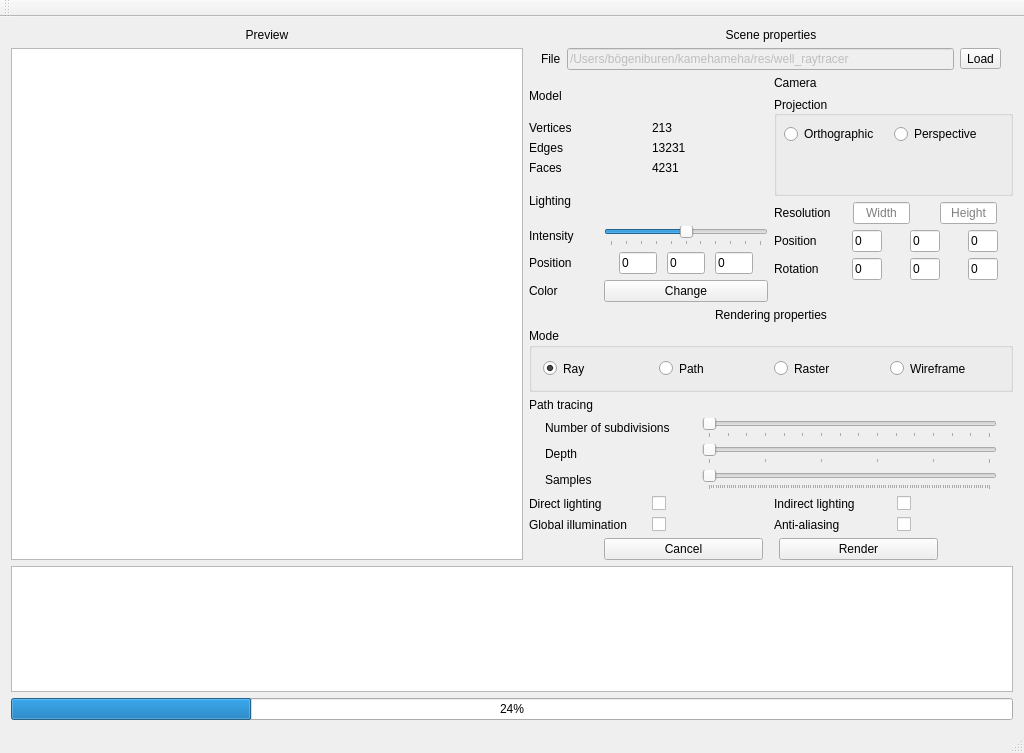
Old version of the form mainwindow.ui in the repository miht/Kamehameha.
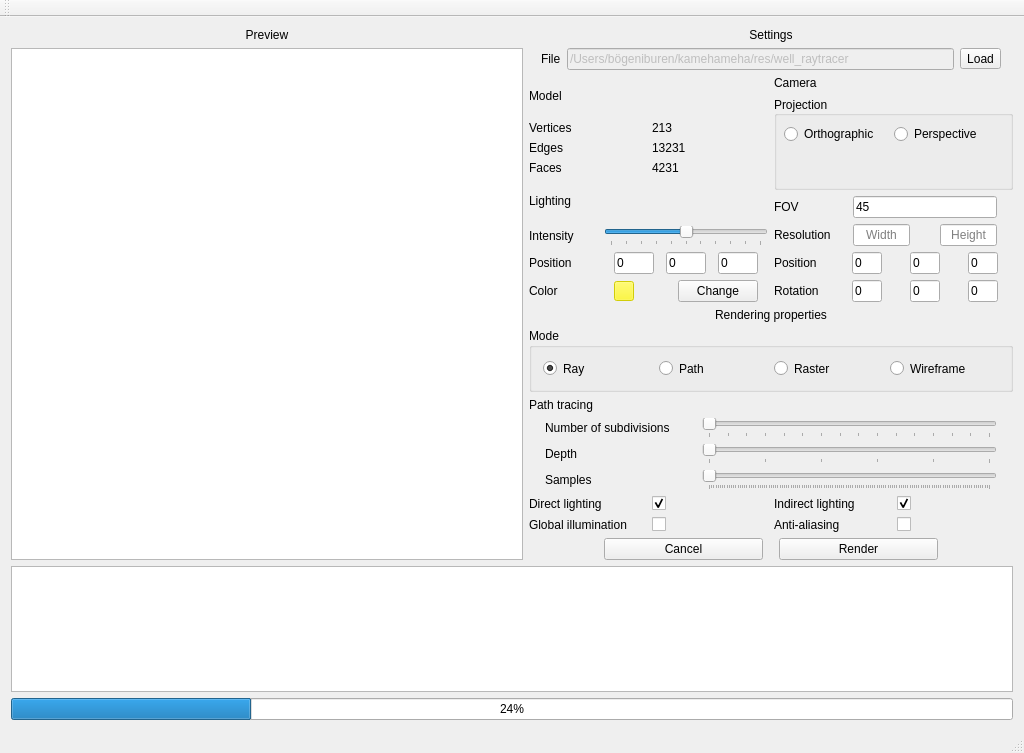
New version of the form.

Patch:
```diff
--- a/mainwindow.ui
+++ b/mainwindow.ui
@@ -14,8 +14,8 @@
    <string>MainWindow</string>
   </property>
   <widget class="QWidget" name="centralWidget">
-   <layout class="QVBoxLayout" name="verticalLayout_3">
-    <item>
+   <layout class="QGridLayout" name="gridLayout_15">
+    <item row="0" column="0">
      <layout class="QVBoxLayout" name="verticalLayout" stretch="3,1,0,0">
       <property name="sizeConstraint">
        <enum>QLayout::SetDefaultConstraint</enum>
@@ -72,7 +72,7 @@
              </size>
             </property>
             <property name="text">
-             <string>Scene properties</string>
+             <string>Settings</string>
             </property>
             <property name="alignment">
              <set>Qt::AlignCenter</set>
@@ -130,7 +130,7 @@
                  <number>6</number>
                 </property>
                 <item row="2" column="1">
-                 <widget class="QLabel" name="label_faces">
+                 <widget class="QLabel" name="lbl_faces">
                   <property name="text">
                    <string>4231</string>
                   </property>
@@ -144,7 +144,7 @@
                  </widget>
                 </item>
                 <item row="0" column="1">
-                 <widget class="QLabel" name="label_objects">
+                 <widget class="QLabel" name="lbl_vertices">
                   <property name="text">
                    <string>213</string>
                   </property>
@@ -188,10 +188,10 @@
                 <item row="1" column="1">
                  <layout class="QGridLayout" name="gridLayout_5">
                   <property name="leftMargin">
-                   <number>15</number>
+                   <number>10</number>
                   </property>
                   <property name="rightMargin">
-                   <number>15</number>
+                   <number>10</number>
                   </property>
                   <property name="verticalSpacing">
                    <number>6</number>
@@ -248,13 +248,6 @@
                   </item>
                  </layout>
                 </item>
-                <item row="2" column="1">
-                 <widget class="QPushButton" name="pushButton">
-                  <property name="text">
-                   <string>Change</string>
-                  </property>
-                 </widget>
-                </item>
                 <item row="1" column="0">
                  <widget class="QLabel" name="label_26">
                   <property name="text">
@@ -262,20 +255,6 @@
                   </property>
                  </widget>
                 </item>
-                <item row="2" column="0">
-                 <widget class="QLabel" name="label_25">
-                  <property name="text">
-                   <string>Color</string>
-                  </property>
-                 </widget>
-                </item>
-                <item row="0" column="0">
-                 <widget class="QLabel" name="label_19">
-                  <property name="text">
-                   <string>Intensity</string>
-                  </property>
-                 </widget>
-                </item>
                 <item row="0" column="1">
                  <widget class="QSlider" name="Slider_intensity">
                   <property name="maximum">
@@ -295,6 +274,496 @@
                   </property>
                  </widget>
                 </item>
+                <item row="2" column="0">
+                 <widget class="QLabel" name="label_25">
+                  <property name="text">
+                   <string>Color</string>
+                  </property>
+                 </widget>
+                </item>
+                <item row="0" column="0">
+                 <widget class="QLabel" name="label_19">
+                  <property name="text">
+                   <string>Intensity</string>
+                  </property>
+                 </widget>
+                </item>
+                <item row="2" column="1">
+                 <layout class="QGridLayout" name="gridLayout_14">
+                  <property name="leftMargin">
+                   <number>10</number>
+                  </property>
+                  <property name="rightMargin">
+                   <number>10</number>
+                  </property>
+                  <item row="1" column="0">
+                   <widget class="QPushButton" name="btn_lightColor">
+                    <property name="enabled">
+                     <bool>false</bool>
+                    </property>
+                    <property name="sizePolicy">
+                     <sizepolicy hsizetype="Fixed" vsizetype="Fixed">
+                      <horstretch>0</horstretch>
+                      <verstretch>0</verstretch>
+                     </sizepolicy>
+                    </property>
+                    <property name="minimumSize">
+                     <size>
+                      <width>20</width>
+                      <height>20</height>
+                     </size>
+                    </property>
+                    <property name="maximumSize">
+                     <size>
+                      <width>20</width>
+                      <height>20</height>
+                     </size>
+                    </property>
+                    <property name="palette">
+                     <palette>
+                      <active>
+                       <colorrole role="WindowText">
+                        <brush brushstyle="SolidPattern">
+                         <color alpha="255">
+                          <red>0</red>
+                          <green>0</green>
+                          <blue>0</blue>
+                         </color>
+                        </brush>
+                       </colorrole>
+                       <colorrole role="Button">
+                        <brush brushstyle="SolidPattern">
+                         <color alpha="255">
+                          <red>255</red>
+                          <green>250</green>
+                          <blue>10</blue>
+                         </color>
+                        </brush>
+                       </colorrole>
+                       <colorrole role="Light">
+                        <brush brushstyle="SolidPattern">
+                         <color alpha="255">
+                          <red>255</red>
+                          <green>253</green>
+                          <blue>138</blue>
+                         </color>
+                        </brush>
+                       </colorrole>
+                       <colorrole role="Midlight">
+                        <brush brushstyle="SolidPattern">
+                         <color alpha="255">
+                          <red>255</red>
+                          <green>251</green>
+                          <blue>74</blue>
+                         </color>
+                        </brush>
+                       </colorrole>
+                       <colorrole role="Dark">
+                        <brush brushstyle="SolidPattern">
+                         <color alpha="255">
+                          <red>127</red>
+                          <green>125</green>
+                          <blue>5</blue>
+                         </color>
+                        </brush>
+                       </colorrole>
+                       <colorrole role="Mid">
+                        <brush brushstyle="SolidPattern">
+                         <color alpha="255">
+                          <red>170</red>
+                          <green>166</green>
+                          <blue>6</blue>
+                         </color>
+                        </brush>
+                       </colorrole>
+                       <colorrole role="Text">
+                        <brush brushstyle="SolidPattern">
+                         <color alpha="255">
+                          <red>0</red>
+                          <green>0</green>
+                          <blue>0</blue>
+                         </color>
+                        </brush>
+                       </colorrole>
+                       <colorrole role="BrightText">
+                        <brush brushstyle="SolidPattern">
+                         <color alpha="255">
+                          <red>255</red>
+                          <green>255</green>
+                          <blue>255</blue>
+                         </color>
+                        </brush>
+                       </colorrole>
+                       <colorrole role="ButtonText">
+                        <brush brushstyle="SolidPattern">
+                         <color alpha="255">
+                          <red>0</red>
+                          <green>0</green>
+                          <blue>0</blue>
+                         </color>
+                        </brush>
+                       </colorrole>
+                       <colorrole role="Base">
+                        <brush brushstyle="SolidPattern">
+                         <color alpha="255">
+                          <red>255</red>
+                          <green>255</green>
+                          <blue>255</blue>
+                         </color>
+                        </brush>
+                       </colorrole>
+                       <colorrole role="Window">
+                        <brush brushstyle="SolidPattern">
+                         <color alpha="255">
+                          <red>255</red>
+                          <green>250</green>
+                          <blue>10</blue>
+                         </color>
+                        </brush>
+                       </colorrole>
+                       <colorrole role="Shadow">
+                        <brush brushstyle="SolidPattern">
+                         <color alpha="255">
+                          <red>0</red>
+                          <green>0</green>
+                          <blue>0</blue>
+                         </color>
+                        </brush>
+                       </colorrole>
+                       <colorrole role="AlternateBase">
+                        <brush brushstyle="SolidPattern">
+                         <color alpha="255">
+                          <red>255</red>
+                          <green>252</green>
+                          <blue>132</blue>
+                         </color>
+                        </brush>
+                       </colorrole>
+                       <colorrole role="ToolTipBase">
+                        <brush brushstyle="SolidPattern">
+                         <color alpha="255">
+                          <red>255</red>
+                          <green>255</green>
+                          <blue>220</blue>
+                         </color>
+                        </brush>
+                       </colorrole>
+                       <colorrole role="ToolTipText">
+                        <brush brushstyle="SolidPattern">
+                         <color alpha="255">
+                          <red>0</red>
+                          <green>0</green>
+                          <blue>0</blue>
+                         </color>
+                        </brush>
+                       </colorrole>
+                      </active>
+                      <inactive>
+                       <colorrole role="WindowText">
+                        <brush brushstyle="SolidPattern">
+                         <color alpha="255">
+                          <red>0</red>
+                          <green>0</green>
+                          <blue>0</blue>
+                         </color>
+                        </brush>
+                       </colorrole>
+                       <colorrole role="Button">
+                        <brush brushstyle="SolidPattern">
+                         <color alpha="255">
+                          <red>255</red>
+                          <green>250</green>
+                          <blue>10</blue>
+                         </color>
+                        </brush>
+                       </colorrole>
+                       <colorrole role="Light">
+                        <brush brushstyle="SolidPattern">
+                         <color alpha="255">
+                          <red>255</red>
+                          <green>253</green>
+                          <blue>138</blue>
+                         </color>
+                        </brush>
+                       </colorrole>
+                       <colorrole role="Midlight">
+                        <brush brushstyle="SolidPattern">
+                         <color alpha="255">
+                          <red>255</red>
+                          <green>251</green>
+                          <blue>74</blue>
+                         </color>
+                        </brush>
+                       </colorrole>
+                       <colorrole role="Dark">
+                        <brush brushstyle="SolidPattern">
+                         <color alpha="255">
+                          <red>127</red>
+                          <green>125</green>
+                          <blue>5</blue>
+                         </color>
+                        </brush>
+                       </colorrole>
+                       <colorrole role="Mid">
+                        <brush brushstyle="SolidPattern">
+                         <color alpha="255">
+                          <red>170</red>
+                          <green>166</green>
+                          <blue>6</blue>
+                         </color>
+                        </brush>
+                       </colorrole>
+                       <colorrole role="Text">
+                        <brush brushstyle="SolidPattern">
+                         <color alpha="255">
+                          <red>0</red>
+                          <green>0</green>
+                          <blue>0</blue>
+                         </color>
+                        </brush>
+                       </colorrole>
+                       <colorrole role="BrightText">
+                        <brush brushstyle="SolidPattern">
+                         <color alpha="255">
+                          <red>255</red>
+                          <green>255</green>
+                          <blue>255</blue>
+                         </color>
+                        </brush>
+                       </colorrole>
+                       <colorrole role="ButtonText">
+                        <brush brushstyle="SolidPattern">
+                         <color alpha="255">
+                          <red>0</red>
+                          <green>0</green>
+                          <blue>0</blue>
+                         </color>
+                        </brush>
+                       </colorrole>
+                       <colorrole role="Base">
+                        <brush brushstyle="SolidPattern">
+                         <color alpha="255">
+                          <red>255</red>
+                          <green>255</green>
+                          <blue>255</blue>
+                         </color>
+                        </brush>
+                       </colorrole>
+                       <colorrole role="Window">
+                        <brush brushstyle="SolidPattern">
+                         <color alpha="255">
+                          <red>255</red>
+                          <green>250</green>
+                          <blue>10</blue>
+                         </color>
+                        </brush>
+                       </colorrole>
+                       <colorrole role="Shadow">
+                        <brush brushstyle="SolidPattern">
+                         <color alpha="255">
+                          <red>0</red>
+                          <green>0</green>
+                          <blue>0</blue>
+                         </color>
+                        </brush>
+                       </colorrole>
+                       <colorrole role="AlternateBase">
+                        <brush brushstyle="SolidPattern">
+                         <color alpha="255">
+                          <red>255</red>
+                          <green>252</green>
+                          <blue>132</blue>
+                         </color>
+                        </brush>
+                       </colorrole>
+                       <colorrole role="ToolTipBase">
+                        <brush brushstyle="SolidPattern">
+                         <color alpha="255">
+                          <red>255</red>
+                          <green>255</green>
+                          <blue>220</blue>
+                         </color>
+                        </brush>
+                       </colorrole>
+                       <colorrole role="ToolTipText">
+                        <brush brushstyle="SolidPattern">
+                         <color alpha="255">
+                          <red>0</red>
+                          <green>0</green>
+                          <blue>0</blue>
+                         </color>
+                        </brush>
+                       </colorrole>
+                      </inactive>
+                      <disabled>
+                       <colorrole role="WindowText">
+                        <brush brushstyle="SolidPattern">
+                         <color alpha="255">
+                          <red>127</red>
+                          <green>125</green>
+                          <blue>5</blue>
+                         </color>
+                        </brush>
+                       </colorrole>
+                       <colorrole role="Button">
+                        <brush brushstyle="SolidPattern">
+                         <color alpha="255">
+                          <red>255</red>
+                          <green>250</green>
+                          <blue>10</blue>
+                         </color>
+                        </brush>
+                       </colorrole>
+                       <colorrole role="Light">
+                        <brush brushstyle="SolidPattern">
+                         <color alpha="255">
+                          <red>255</red>
+                          <green>253</green>
+                          <blue>138</blue>
+                         </color>
+                        </brush>
+                       </colorrole>
+                       <colorrole role="Midlight">
+                        <brush brushstyle="SolidPattern">
+                         <color alpha="255">
+                          <red>255</red>
+                          <green>251</green>
+                          <blue>74</blue>
+                         </color>
+                        </brush>
+                       </colorrole>
+                       <colorrole role="Dark">
+                        <brush brushstyle="SolidPattern">
+                         <color alpha="255">
+                          <red>127</red>
+                          <green>125</green>
+                          <blue>5</blue>
+                         </color>
+                        </brush>
+                       </colorrole>
+                       <colorrole role="Mid">
+                        <brush brushstyle="SolidPattern">
+                         <color alpha="255">
+                          <red>170</red>
+                          <green>166</green>
+                          <blue>6</blue>
+                         </color>
+                        </brush>
+                       </colorrole>
+                       <colorrole role="Text">
+                        <brush brushstyle="SolidPattern">
+                         <color alpha="255">
+                          <red>127</red>
+                          <green>125</green>
+                          <blue>5</blue>
+                         </color>
+                        </brush>
+                       </colorrole>
+                       <colorrole role="BrightText">
+                        <brush brushstyle="SolidPattern">
+                         <color alpha="255">
+                          <red>255</red>
+                          <green>255</green>
+                          <blue>255</blue>
+                         </color>
+                        </brush>
+                       </colorrole>
+                       <colorrole role="ButtonText">
+                        <brush brushstyle="SolidPattern">
+                         <color alpha="255">
+                          <red>127</red>
+                          <green>125</green>
+                          <blue>5</blue>
+                         </color>
+                        </brush>
+                       </colorrole>
+                       <colorrole role="Base">
+                        <brush brushstyle="SolidPattern">
+                         <color alpha="255">
+                          <red>255</red>
+                          <green>250</green>
+                          <blue>10</blue>
+                         </color>
+                        </brush>
+                       </colorrole>
+                       <colorrole role="Window">
+                        <brush brushstyle="SolidPattern">
+                         <color alpha="255">
+                          <red>255</red>
+                          <green>250</green>
+                          <blue>10</blue>
+                         </color>
+                        </brush>
+                       </colorrole>
+                       <colorrole role="Shadow">
+                        <brush brushstyle="SolidPattern">
+                         <color alpha="255">
+                          <red>0</red>
+                          <green>0</green>
+                          <blue>0</blue>
+                         </color>
+                        </brush>
+                       </colorrole>
+                       <colorrole role="AlternateBase">
+                        <brush brushstyle="SolidPattern">
+                         <color alpha="255">
+                          <red>255</red>
+                          <green>250</green>
+                          <blue>10</blue>
+                         </color>
+                        </brush>
+                       </colorrole>
+                       <colorrole role="ToolTipBase">
+                        <brush brushstyle="SolidPattern">
+                         <color alpha="255">
+                          <red>255</red>
+                          <green>255</green>
+                          <blue>220</blue>
+                         </color>
+                        </brush>
+                       </colorrole>
+                       <colorrole role="ToolTipText">
+                        <brush brushstyle="SolidPattern">
+                         <color alpha="255">
+                          <red>0</red>
+                          <green>0</green>
+                          <blue>0</blue>
+                         </color>
+                        </brush>
+                       </colorrole>
+                      </disabled>
+                     </palette>
+                    </property>
+                    <property name="text">
+                     <string/>
+                    </property>
+                   </widget>
+                  </item>
+                  <item row="1" column="4">
+                   <widget class="QPushButton" name="btn_changeColor">
+                    <property name="text">
+                     <string>Change</string>
+                    </property>
+                   </widget>
+                  </item>
+                  <item row="1" column="1">
+                   <spacer name="colorSpacer">
+                    <property name="orientation">
+                     <enum>Qt::Horizontal</enum>
+                    </property>
+                    <property name="sizeType">
+                     <enum>QSizePolicy::Expanding</enum>
+                    </property>
+                    <property name="sizeHint" stdset="0">
+                     <size>
+                      <width>20</width>
+                      <height>20</height>
+                     </size>
+                    </property>
+                   </spacer>
+                  </item>
+                 </layout>
+                </item>
                </layout>
               </item>
              </layout>
@@ -385,14 +854,14 @@
               </item>
               <item>
                <layout class="QFormLayout" name="formLayout_7">
-                <item row="0" column="0">
+                <item row="1" column="0">
                  <widget class="QLabel" name="label_9">
                   <property name="text">
                    <string>Resolution</string>
                   </property>
                  </widget>
                 </item>
-                <item row="0" column="1">
+                <item row="1" column="1">
                  <layout class="QGridLayout" name="gridLayout_8">
                   <property name="leftMargin">
                    <number>16</number>
@@ -435,7 +904,7 @@
                   </item>
                  </layout>
                 </item>
-                <item row="2" column="1">
+                <item row="3" column="1">
                  <layout class="QGridLayout" name="gridLayout_7">
                   <property name="leftMargin">
                    <number>15</number>
@@ -501,7 +970,7 @@
                   </item>
                  </layout>
                 </item>
-                <item row="1" column="1">
+                <item row="2" column="1">
                  <layout class="QGridLayout" name="gridLayout_6">
                   <property name="leftMargin">
                    <number>15</number>
@@ -567,20 +1036,47 @@
                   </item>
                  </layout>
                 </item>
-                <item row="1" column="0">
+                <item row="2" column="0">
                  <widget class="QLabel" name="label_20">
                   <property name="text">
                    <string>Position</string>
                   </property>
                  </widget>
                 </item>
-                <item row="2" column="0">
+                <item row="3" column="0">
                  <widget class="QLabel" name="label_23">
                   <property name="text">
                    <string>Rotation</string>
                   </property>
                  </widget>
                 </item>
+                <item row="0" column="0">
+                 <widget class="QLabel" name="label_13">
+                  <property name="text">
+                   <string>FOV</string>
+                  </property>
+                 </widget>
+                </item>
+                <item row="0" column="1">
+                 <layout class="QGridLayout" name="gridLayout_10">
+                  <property name="leftMargin">
+                   <number>16</number>
+                  </property>
+                  <property name="topMargin">
+                   <number>0</number>
+                  </property>
+                  <property name="rightMargin">
+                   <number>16</number>
+                  </property>
+                  <item row="0" column="0">
+                   <widget class="QLineEdit" name="lineEdit_fov">
+                    <property name="text">
+                     <string>45</string>
+                    </property>
+                   </widget>
+                  </item>
+                 </layout>
+                </item>
                </layout>
               </item>
              </layout>
@@ -830,10 +1326,13 @@
                </widget>
               </item>
               <item row="1" column="1">
-               <widget class="QCheckBox" name="checkBox">
+               <widget class="QCheckBox" name="checkbox_dirLight">
                 <property name="text">
                  <string/>
                 </property>
+                <property name="checked">
+                 <bool>true</bool>
+                </property>
                </widget>
               </item>
              </layout>
@@ -884,10 +1383,13 @@
                </widget>
               </item>
               <item row="1" column="1">
-               <widget class="QCheckBox" name="checkBox_2">
+               <widget class="QCheckBox" name="checkbox_indirLight">
                 <property name="text">
                  <string/>
                 </property>
+                <property name="checked">
+                 <bool>true</bool>
+                </property>
                </widget>
               </item>
              </layout>
```
